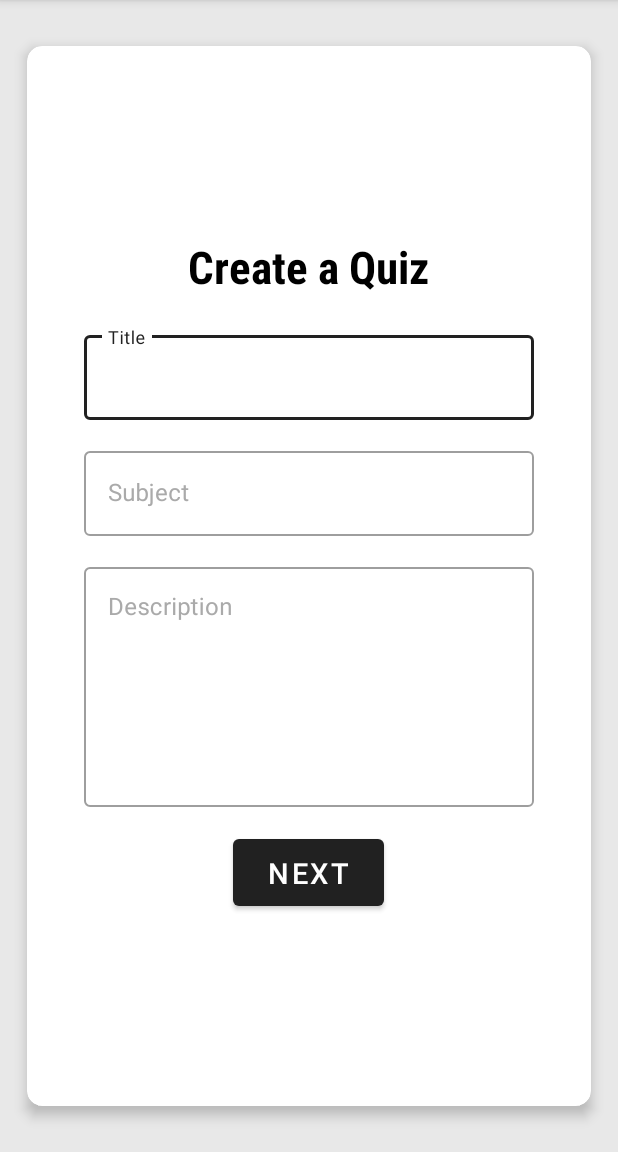
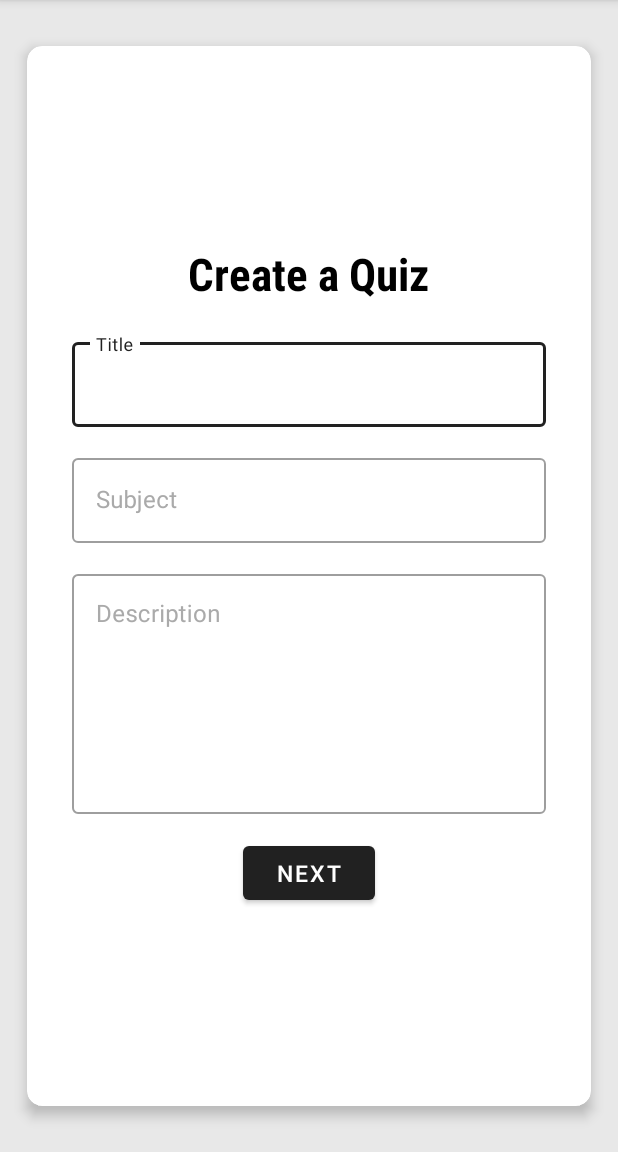
Before and after one commit to justdenz/mobapde_mp, an Android app: the screen it shows after launch (CreateQuizActivity), after a tap on an icon or button, on a phone screen of 412 x 824 dp, the part 84-1236 px from its top. Run offline under Robolectric (Android 15) with nearby library versions, the phone set to English and light mode, and no system bars.

Commit message:
removed fixed width in create quiz

```diff
--- a/app/src/main/AndroidManifest.xml
+++ b/app/src/main/AndroidManifest.xml
@@ -26,6 +26,7 @@
             </intent-filter>
         </activity>
 
+
     </application>
 
 </manifest>
--- a/app/src/main/res/layout/create_quiz_info_fragment.xml
+++ b/app/src/main/res/layout/create_quiz_info_fragment.xml
@@ -13,7 +13,7 @@
     app:cardUseCompatPadding="true">
 
     <LinearLayout
-        android:layout_width="wrap_content"
+        android:layout_width="match_parent"
         android:layout_height="wrap_content"
         android:layout_gravity="center"
         android:layout_margin="30dp"
@@ -35,7 +35,7 @@
 
         <com.google.android.material.textfield.TextInputLayout
             style="@style/Widget.MaterialComponents.TextInputLayout.OutlinedBox"
-            android:layout_width="300dp"
+            android:layout_width="match_parent"
             android:layout_height="wrap_content"
             android:hint="Title"
             android:textColorHint="@android:color/darker_gray">
@@ -49,7 +49,7 @@
 
         <com.google.android.material.textfield.TextInputLayout
             style="@style/Widget.MaterialComponents.TextInputLayout.OutlinedBox"
-            android:layout_width="300dp"
+            android:layout_width="match_parent"
             android:layout_height="wrap_content"
             android:layout_marginTop="15dp"
             android:hint="Subject"
@@ -64,7 +64,7 @@
 
         <com.google.android.material.textfield.TextInputLayout
             style="@style/Widget.MaterialComponents.TextInputLayout.OutlinedBox"
-            android:layout_width="300dp"
+            android:layout_width="match_parent"
             android:layout_height="wrap_content"
             android:layout_marginTop="15dp"
             android:hint="Description"
@@ -86,12 +86,8 @@
             android:layout_height="wrap_content"
             android:layout_marginTop="15dp"
             android:insetBottom="6dp"
-            android:paddingLeft="23dp"
-            android:paddingTop="9dp"
-            android:paddingRight="23dp"
-            android:paddingBottom="9dp"
             android:text="Next"
-            android:textSize="19sp" />
+            android:textSize="15sp" />
 
 
     </LinearLayout>
--- a/app/src/main/res/layout/quiz_item.xml
+++ b/app/src/main/res/layout/quiz_item.xml
@@ -8,7 +8,7 @@
     android:layout_marginLeft="7dp"
     android:layout_marginTop="1dp"
     android:layout_marginRight="7dp"
-    android:layout_marginBottom="1dp"
+    android:layout_marginBottom="0dp"
     android:background="@color/colorGray"
     app:cardCornerRadius="10dp"
     app:cardElevation="2dp"
--- a/app/src/main/res/menu/main_search.xml
+++ b/app/src/main/res/menu/main_search.xml
@@ -1,11 +1,12 @@
 <?xml version="1.0" encoding="utf-8"?>
 <menu xmlns:app="http://schemas.android.com/apk/res-auto"
     xmlns:android="http://schemas.android.com/apk/res/android">
-    <item android:id="@+id/main_search"
+    <item
+        android:id="@+id/main_search"
+        android:icon="@drawable/ic_search"
         android:title="Search"
-        android:icon="@drawable/ic_search"
-        app:showAsAction="always"
-        app:actionViewClass="android.widget.SearchView" />
+        app:actionViewClass="android.widget.SearchView"
+        app:showAsAction="always" />
     <item
         android:id="@+id/sort_by"
         android:title="Sort By"
```
